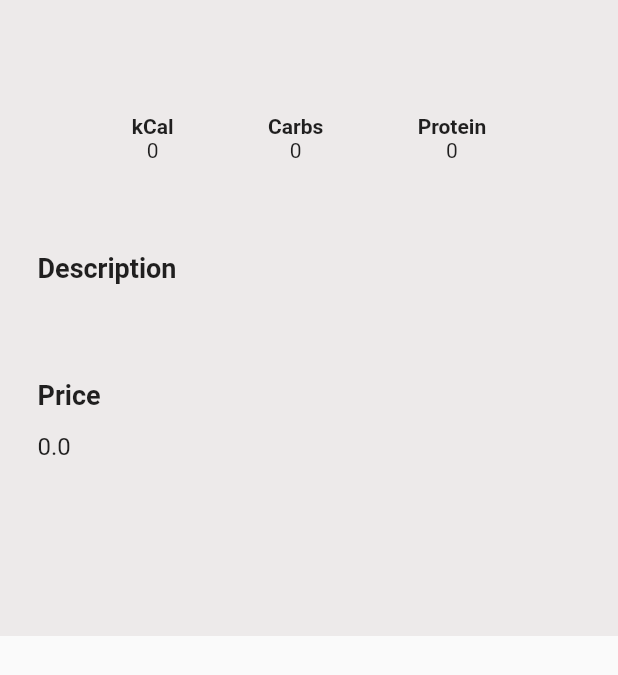
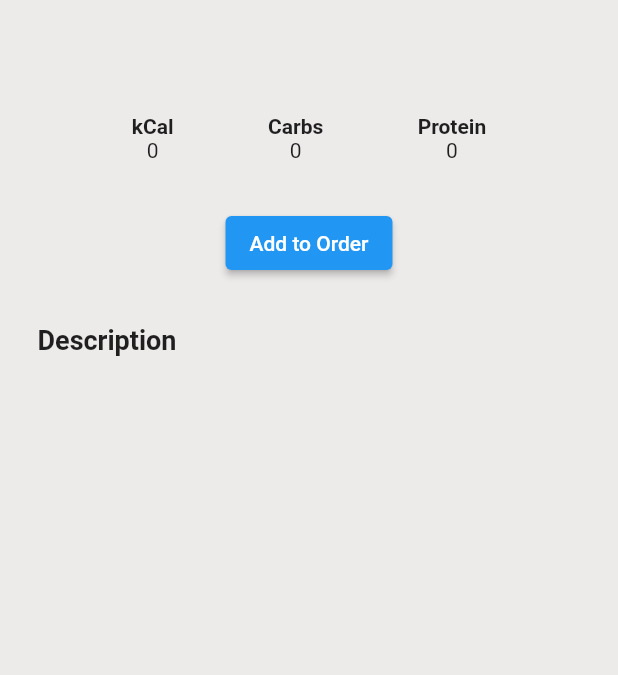
Before and after one commit to EdgarsJaudzems/starters_bloc, a Flutter app: the DetailsDescription widget shown alone on an empty page, opened directly with empty values, on a phone screen of 412 x 824 dp. Shown: the top 675 px of the screen. Run offline on Flutter 3.47's test engine with Material 2 defaults, Android fonts, the light colour scheme and no system bars; our stand-ins replace dio, equatable, flutter_bloc; network calls fail.

Commit message:
Add Order list and swipe to delete

```diff
--- a/lib/bloc/food_bloc/food_bloc.dart
+++ b/lib/bloc/food_bloc/food_bloc.dart
@@ -7,6 +7,8 @@ part 'food_event.dart';
 part 'food_state.dart';
 
 class FoodBloc extends Bloc<FoodEvent, FoodState> {
+  List<Food> orderList = [];
+
   FoodBloc() : super(FoodInitial()) {
     final ApiRepository apiRepository = ApiRepository();
 
--- a/lib/screens/details_screen/widgets/details_description.dart
+++ b/lib/screens/details_screen/widgets/details_description.dart
@@ -1,4 +1,6 @@
 import 'package:flutter/material.dart';
+import 'package:flutter_bloc/flutter_bloc.dart';
+import 'package:starters_bloc/bloc/food_bloc/food_bloc.dart';
 import 'package:starters_bloc/constants/colors.dart';
 import 'package:starters_bloc/models/food.dart';
 
@@ -11,7 +13,6 @@ class DetailsDescription extends StatelessWidget {
   Widget build(BuildContext context) {
     return Container(
       width: double.infinity,
-      height: MediaQuery.of(context).size.height - 400,
       padding: const EdgeInsets.all(25),
       color: kBackgroundColor,
       child: Column(
@@ -36,6 +37,14 @@ class DetailsDescription extends StatelessWidget {
             ],
           ),
           const SizedBox(height: 30),
+          ElevatedButton(
+              onPressed: () {
+                context.read<FoodBloc>().orderList.add(foodItem);
+                print("Added");
+                print(context.read<FoodBloc>().orderList.length);
+                Navigator.pop(context);
+              },
+              child: const Text("Add to Order")),
           const SizedBox(height: 30),
           const Row(
             children: [
@@ -58,29 +67,6 @@ class DetailsDescription extends StatelessWidget {
             ),
           ),
           const SizedBox(height: 30),
-          const Row(
-            children: [
-              Text(
-                'Price',
-                style: TextStyle(
-                  fontWeight: FontWeight.bold,
-                  fontSize: 18,
-                ),
-              )
-            ],
-          ),
-          const SizedBox(height: 10),
-          Align(
-            alignment: Alignment.centerLeft,
-            child: Text(
-              "${foodItem.price}",
-              style: const TextStyle(
-                wordSpacing: 1.2,
-                height: 1.5,
-                fontSize: 16,
-              ),
-            ),
-          )
         ],
       ),
     );
```
Also changed, not shown: lib/main.dart (+9 -5 lines), lib/screens/home_screen/home_screen.dart (+0 -11 lines), lib/screens/orders_screen/orders_screen.dart (+35 -3 lines).
